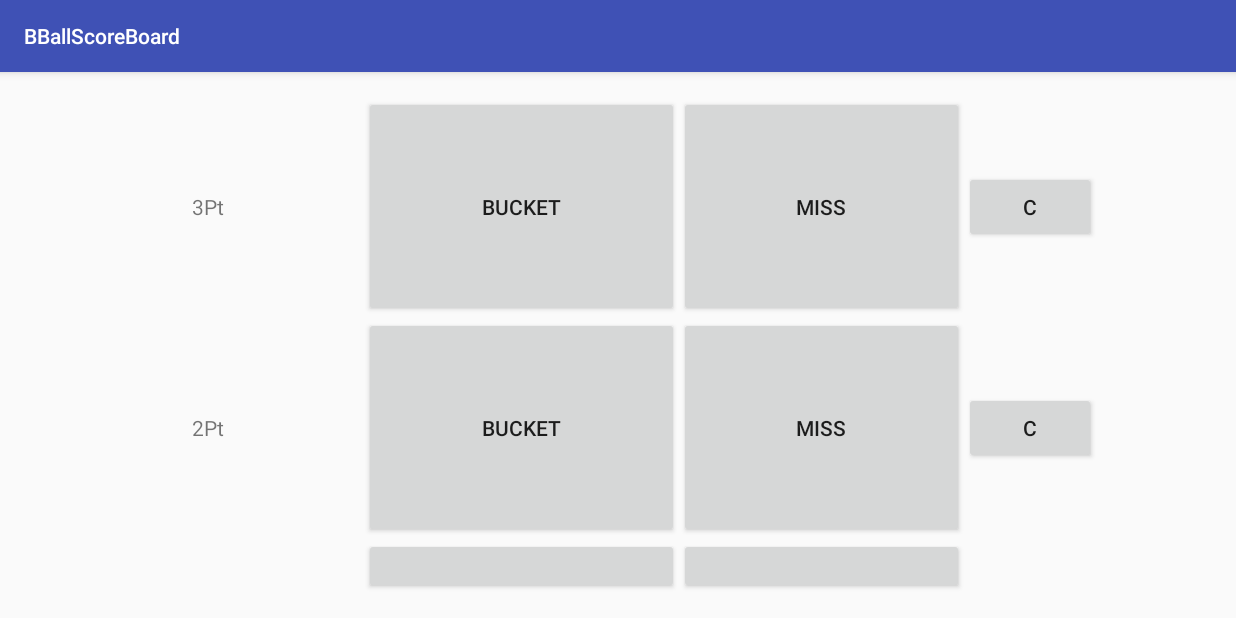
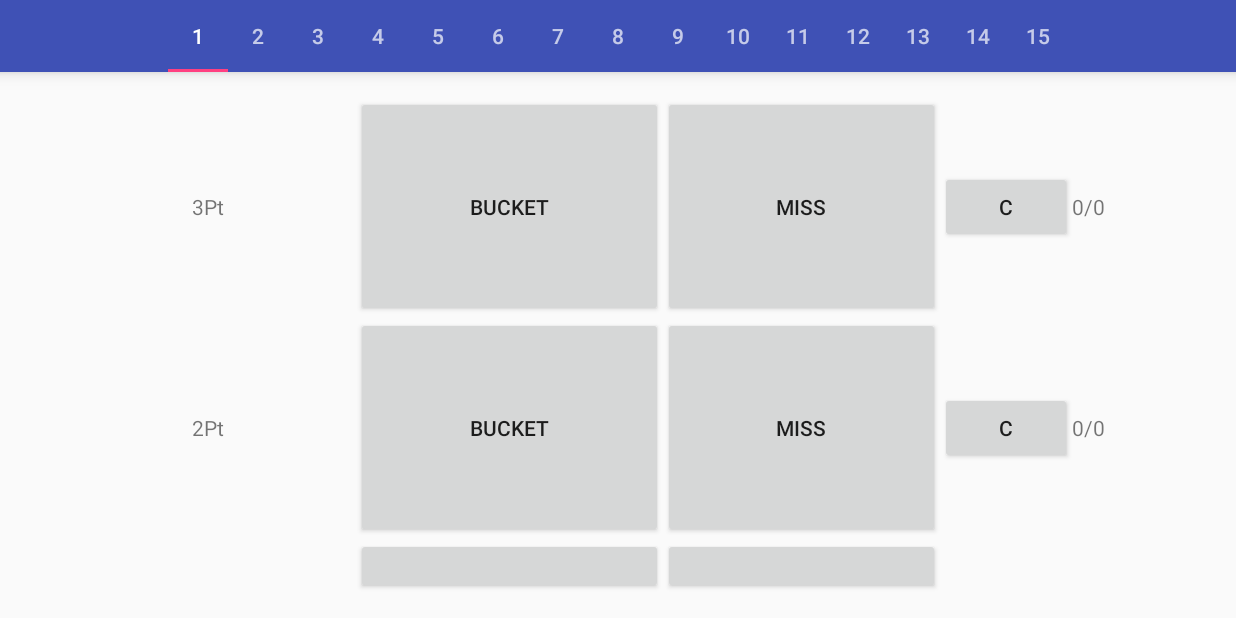
Before and after one commit to idiotleon/BBallerScoreBoard, an Android app: the ScoreBoardMainActivity screen opened directly, with no data from a screen before it, on a phone screen of 824 x 412 dp (held sideways). Run offline under Robolectric (Android 15) with nearby library versions, the phone set to English and light mode, and no system bars.

Commit message:
ScoreBoardFragment inflated to ViewPager
The original data needs to be updated.

```diff
--- a/app/build.gradle
+++ b/app/build.gradle
@@ -23,4 +23,5 @@ dependencies {
     compile fileTree(dir: 'libs', include: ['*.jar'])
     testCompile 'junit:junit:4.12'
     compile 'com.android.support:appcompat-v7:23.4.0'
+    compile 'com.android.support:design:23.3.0'
 }
--- a/app/src/main/java/com/leontheprofessional/bballscoreboard/scoreboard/ScoreBoardMainActivity.java
+++ b/app/src/main/java/com/leontheprofessional/bballscoreboard/scoreboard/ScoreBoardMainActivity.java
@@ -4,20 +4,81 @@ import android.app.FragmentManager;
 import android.app.FragmentTransaction;
 import android.os.Bundle;
 import android.support.annotation.Nullable;
+import android.support.design.widget.TabLayout;
+import android.support.v4.app.Fragment;
+import android.support.v4.app.FragmentPagerAdapter;
+import android.support.v4.view.PagerAdapter;
+import android.support.v4.view.ViewPager;
 import android.support.v7.app.AppCompatActivity;
+import android.view.View;
+import android.view.ViewGroup;
 
 import com.leontheprofessional.bballscoreboard.R;
 
-public class ScoreBoardMainActivity extends AppCompatActivity{
+public class ScoreBoardMainActivity extends AppCompatActivity {
 
     @Override
     protected void onCreate(@Nullable Bundle savedInstanceState) {
         super.onCreate(savedInstanceState);
         setContentView(R.layout.scoreboard_activity_main);
+
+        /*
         FragmentManager fragmentManager = getFragmentManager();
         FragmentTransaction fragmentTransaction = fragmentManager.beginTransaction();
         ScoreBoardMainFragment scoreBoardMainFragment = new ScoreBoardMainFragment();
-        fragmentTransaction.add(R.id.scoreboard_activity_main, scoreBoardMainFragment);
+        fragmentTransaction.replace(R.id.scoreboard_activity_main_container, scoreBoardMainFragment);
         fragmentTransaction.commit();
+        */
+
+        final TabLayout tabLayout = (TabLayout) findViewById(R.id.scoreboard_activity_main_tab_layout);
+        tabLayout.addTab(tabLayout.newTab().setText("1"));
+        tabLayout.addTab(tabLayout.newTab().setText("2"));
+        tabLayout.addTab(tabLayout.newTab().setText("3"));
+        tabLayout.addTab(tabLayout.newTab().setText("4"));
+        tabLayout.addTab(tabLayout.newTab().setText("5"));
+        tabLayout.addTab(tabLayout.newTab().setText("6"));
+        tabLayout.addTab(tabLayout.newTab().setText("7"));
+        tabLayout.addTab(tabLayout.newTab().setText("8"));
+        tabLayout.addTab(tabLayout.newTab().setText("9"));
+        tabLayout.addTab(tabLayout.newTab().setText("10"));
+        tabLayout.addTab(tabLayout.newTab().setText("11"));
+        tabLayout.addTab(tabLayout.newTab().setText("12"));
+        tabLayout.addTab(tabLayout.newTab().setText("13"));
+        tabLayout.addTab(tabLayout.newTab().setText("14"));
+        tabLayout.addTab(tabLayout.newTab().setText("15"));
+
+        tabLayout.setTabGravity(TabLayout.GRAVITY_CENTER);
+
+        final ViewPager viewPager = (ViewPager) findViewById(R.id.scoreboard_activity_main_viewpager);
+        final FragmentPagerAdapter viewPagerAdapter = new FragmentPagerAdapter(getSupportFragmentManager()) {
+            @Override
+            public Fragment getItem(int position) {
+                return new ScoreBoardMainFragment();
+            }
+
+            @Override
+            public int getCount() {
+                return tabLayout.getTabCount();
+            }
+        };
+
+        viewPager.setAdapter(viewPagerAdapter);
+        viewPager.addOnPageChangeListener(new TabLayout.TabLayoutOnPageChangeListener(tabLayout));
+        tabLayout.setOnTabSelectedListener(new TabLayout.OnTabSelectedListener() {
+            @Override
+            public void onTabSelected(TabLayout.Tab tab) {
+                viewPager.setCurrentItem(tab.getPosition());
+            }
+
+            @Override
+            public void onTabUnselected(TabLayout.Tab tab) {
+
+            }
+
+            @Override
+            public void onTabReselected(TabLayout.Tab tab) {
+
+            }
+        });
     }
 }
--- a/app/src/main/java/com/leontheprofessional/bballscoreboard/scoreboard/ScoreBoardMainFragment.java
+++ b/app/src/main/java/com/leontheprofessional/bballscoreboard/scoreboard/ScoreBoardMainFragment.java
@@ -1,7 +1,7 @@
 package com.leontheprofessional.bballscoreboard.scoreboard;
 
 import android.annotation.TargetApi;
-import android.app.Fragment;
+import android.support.v4.app.Fragment;
 import android.os.Build;
 import android.os.Bundle;
 import android.support.annotation.Nullable;
@@ -17,6 +17,8 @@ public class ScoreBoardMainFragment extends Fragment{
     @Nullable
     @Override
     public View onCreateView(LayoutInflater inflater, ViewGroup container, Bundle savedInstanceState) {
+        // todo: inflate the fragment with the data stored in the database
+
         return inflater.inflate(R.layout.fragment_scoreboard_main, container, false);
     }
 }
--- a/app/src/main/res/layout/fragment_scoreboard_main.xml
+++ b/app/src/main/res/layout/fragment_scoreboard_main.xml
@@ -45,7 +45,8 @@
             android:id="@+id/pt_3_score_board"
             android:layout_width="wrap_content"
             android:layout_height="wrap_content"
-            android:layout_weight="1" />
+            android:layout_weight="1"
+            android:text="@string/zero_zero"/>
     </LinearLayout>
 
     <LinearLayout
@@ -83,7 +84,8 @@
             android:id="@+id/pt_2_score_board"
             android:layout_width="wrap_content"
             android:layout_height="wrap_content"
-            android:layout_weight="1" />
+            android:layout_weight="1"
+            android:text="@string/zero_zero"/>
     </LinearLayout>
 
     <LinearLayout
@@ -121,7 +123,8 @@
             android:id="@+id/pt_1_score_board"
             android:layout_width="wrap_content"
             android:layout_height="wrap_content"
-            android:layout_weight="1" />
+            android:layout_weight="1"
+            android:text="@string/zero_zero"/>
     </LinearLayout>
 
     <LinearLayout
@@ -159,7 +162,8 @@
             android:id="@+id/rebound_score_board"
             android:layout_width="wrap_content"
             android:layout_height="wrap_content"
-            android:layout_weight="1" />
+            android:layout_weight="1"
+            android:text="@string/zero_zero"/>
     </LinearLayout>
 
     <LinearLayout
@@ -190,7 +194,8 @@
             android:id="@+id/steal_score_board"
             android:layout_width="wrap_content"
             android:layout_height="wrap_content"
-            android:layout_weight="1" />
+            android:layout_weight="1"
+            android:text="@string/zero"/>
     </LinearLayout>
 
     <LinearLayout
@@ -220,7 +225,8 @@
             android:id="@+id/faul_score_board"
             android:layout_width="wrap_content"
             android:layout_height="wrap_content"
-            android:layout_weight="1" />
+            android:layout_weight="1"
+            android:text="@string/zero"/>
     </LinearLayout>
 
     <LinearLayout
@@ -250,7 +256,8 @@
             android:id="@+id/turnover_score_board"
             android:layout_width="wrap_content"
             android:layout_height="wrap_content"
-            android:layout_weight="1" />
+            android:layout_weight="1"
+            android:text="@string/zero"/>
     </LinearLayout>
 
 </LinearLayout>
--- a/app/src/main/res/layout/scoreboard_activity_main.xml
+++ b/app/src/main/res/layout/scoreboard_activity_main.xml
@@ -1,8 +1,39 @@
 <?xml version="1.0" encoding="utf-8"?>
 <LinearLayout xmlns:android="http://schemas.android.com/apk/res/android"
+    xmlns:app="http://schemas.android.com/apk/res-auto"
+    android:id="@+id/scoreboard_activity_main"
     android:layout_width="match_parent"
-    android:id="@+id/scoreboard_activity_main"
     android:layout_height="match_parent"
     android:orientation="vertical">
 
+<!--    <android.support.v7.widget.Toolbar
+        android:layout_width="match_parent"
+        android:layout_height="wrap_content"
+        android:background="?attr/colorPrimary"
+        android:elevation="6dp"
+        android:minHeight="?attr/actionBarSize"
+        android:theme="@style/ThemeOverlay.AppCompat.Dark.ActionBar"
+        app:popupTheme="@style/ThemeOverlay.AppCompat.Light" />-->
+
+    <android.support.design.widget.TabLayout
+        android:id="@+id/scoreboard_activity_main_tab_layout"
+        android:layout_width="match_parent"
+        android:layout_height="wrap_content"
+        android:background="@color/colorPrimary"
+        android:elevation="6dp"
+        android:theme="@style/ThemeOverlay.AppCompat.Dark.ActionBar">
+
+<!--        <FrameLayout
+            android:id="@+id/scoreboard_activity_main_container"
+            android:layout_width="match_parent"
+            android:layout_height="match_parent"></FrameLayout>-->
+
+    </android.support.design.widget.TabLayout>
+
+    <android.support.v4.view.ViewPager
+        android:id="@+id/scoreboard_activity_main_viewpager"
+        android:layout_width="match_parent"
+        android:layout_height="match_parent"></android.support.v4.view.ViewPager>
+
+
 </LinearLayout>
--- a/app/src/main/res/values/strings.xml
+++ b/app/src/main/res/values/strings.xml
@@ -14,6 +14,8 @@
     <string name="faul">Faul</string>
     <string name="turnover">Turnover</string>
     <string name="correction">C</string>
+    <string name="zero">0</string>
+    <string name="zero_zero">0/0</string>
 
 
     <string name="scoreboard_main_activity">ScoreBoard</string>
--- a/app/src/main/res/values/styles.xml
+++ b/app/src/main/res/values/styles.xml
@@ -1,7 +1,7 @@
 <resources>
 
     <!-- Base application theme. -->
-    <style name="AppTheme" parent="Theme.AppCompat.Light.DarkActionBar">
+    <style name="AppTheme" parent="Theme.AppCompat.Light.NoActionBar">
         <!-- Customize your theme here. -->
         <item name="colorPrimary">@color/colorPrimary</item>
         <item name="colorPrimaryDark">@color/colorPrimaryDark</item>
```
Also changed, not shown: 2 other files.
